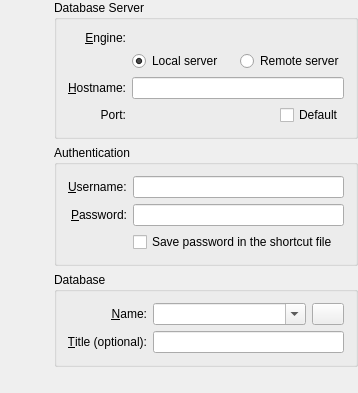
Before: the Qt Designer form kexi/widget/kexidbconnectionwidget.ui in KDE/calligra, drawn with Qt 5.
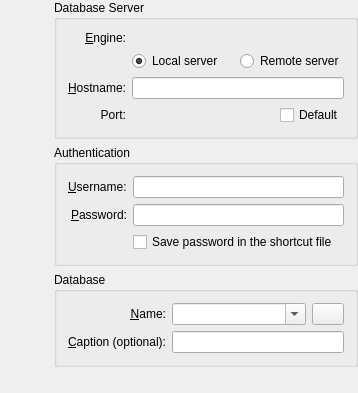
After: the same form once the commit is applied. Custom widgets are drawn as their Qt base class.

Commit message: Use term Caption in db connection info and project, not title

Patch:
```diff
--- a/kexi/widget/kexidbconnectionwidget.ui
+++ b/kexi/widget/kexidbconnectionwidget.ui
@@ -164,7 +164,7 @@
       <item row="1" column="0">
        <widget class="QLabel" name="titleLabel">
         <property name="text">
-         <string>&amp;Title (optional):</string>
+         <string>&amp;Caption (optional):</string>
         </property>
         <property name="alignment">
          <set>Qt::AlignRight|Qt::AlignTrailing|Qt::AlignVCenter</set>
```
The commit also changes 3 other files.
